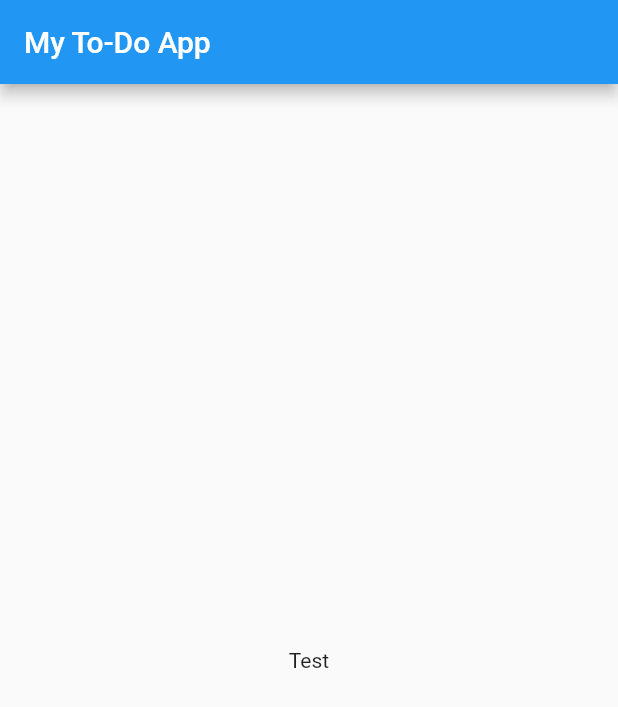
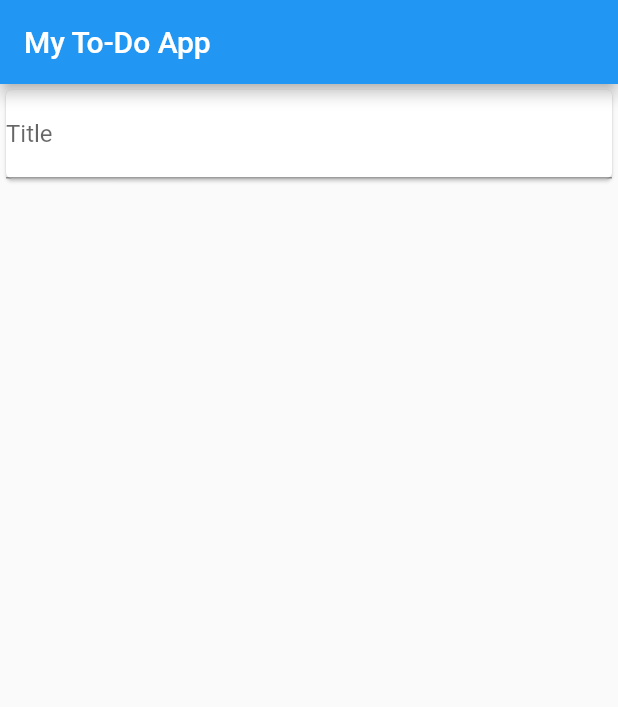
Before and after one commit to selvedin/flutter_todo, a Flutter app: the screen it shows after launch, on a phone screen of 412 x 824 dp. Shown: the top 707 px of the screen. Run offline on Flutter 3.47's test engine with Material 2 defaults, Android fonts, the phone set to English and light mode, and no system bars.

Commit message:
adding text button and changing state

```diff
--- a/lib/main.dart
+++ b/lib/main.dart
@@ -27,14 +27,34 @@ class MyHomePage extends StatefulWidget {
 }
 
 class _MyHomePageState extends State<MyHomePage> {
+  var myText = '';
   @override
   Widget build(BuildContext context) {
     return Scaffold(
       appBar: AppBar(
         title: Text(widget.title),
       ),
-      body: Center(
-        child: Text('Test'),
+      body: Container(
+        child: Column(
+          children: [
+            Card(
+              child: TextField(
+                decoration: InputDecoration(
+                  hintText: 'Write something ...',
+                  labelText: 'Title',
+                ),
+                onChanged: (value) {
+                  setState(() {
+                    myText = value;
+                  });
+                },
+              ),
+            ),
+            Text(
+              myText,
+            ),
+          ],
+        ),
       ), // This trailing comma makes auto-formatting nicer for build methods.
     );
   }
```
